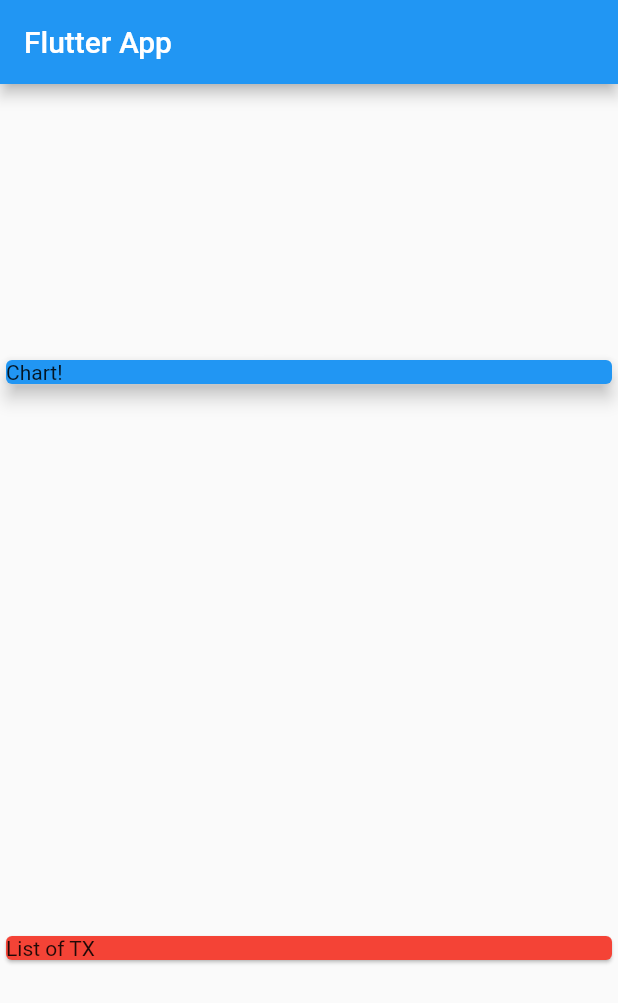
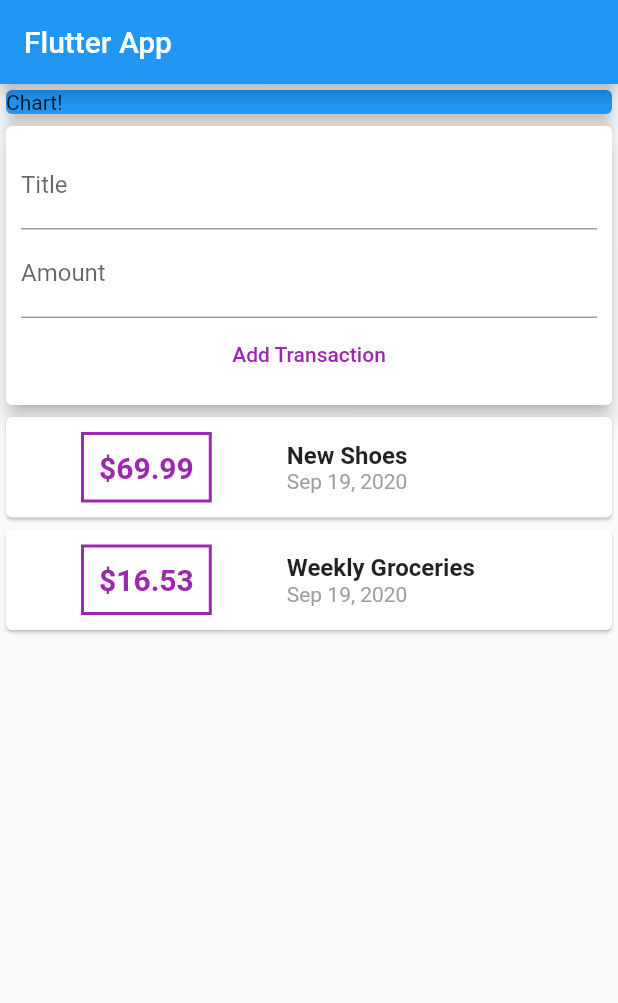
Before and after one commit to Reppinger/expense_planner, a Flutter app: the screen it shows after launch, on a phone screen of 412 x 824 dp. Shown: the top 1003 px of the screen. Run offline on Flutter 3.47's test engine with Material 2 defaults, Android fonts, the phone set to English and light mode, and no system bars.

Commit message:
Finished module 84

```diff
--- a/lib/main.dart
+++ b/lib/main.dart
@@ -1,4 +1,6 @@
+import './transaction.dart';
 import 'package:flutter/material.dart';
+import 'package:intl/intl.dart';
 
 void main() {
   runApp(MyApp());
@@ -15,6 +17,28 @@ class MyApp extends StatelessWidget {
 }
 
 class MyHomePage extends StatelessWidget {
+  final List<Transaction> transactions = [
+    Transaction(
+        id: 't1', title: 'New Shoes', amount: 69.99, date: DateTime.now()),
+    Transaction(
+        id: 't2',
+        title: 'Weekly Groceries',
+        amount: 16.53,
+        date: DateTime.now()),
+  ];
+  final titleController = TextEditingController();
+  final amountController = TextEditingController();
+
+  void addTransaction() {
+    // transactions.add(
+    //   Transaction(
+    //       id: 't${transactions.length}',
+    //       title: titleInput,
+    //       amount: double.parse(amountInput),
+    //       date: DateTime.now()),
+    // );
+  }
+
   @override
   Widget build(BuildContext context) {
     return Scaffold(
@@ -22,7 +46,7 @@ class MyHomePage extends StatelessWidget {
         title: Text('Flutter App'),
       ),
       body: Column(
-        mainAxisAlignment: MainAxisAlignment.spaceAround,
+        // mainAxisAlignment: MainAxisAlignment.spaceAround,
         crossAxisAlignment: CrossAxisAlignment.stretch,
         children: <Widget>[
           Container(
@@ -34,10 +58,77 @@ class MyHomePage extends StatelessWidget {
             ),
           ),
           Card(
-          color: Colors.red,
-          child: Text('List of TX'),
+            elevation: 5,
+            child: Container(
+              padding: EdgeInsets.all(10),
+              child: Column(
+                children: [
+                  TextField(
+                    decoration: InputDecoration(labelText: 'Title'),
+                    controller: titleController,
                   ),
-      ]),
+                  TextField(
+                    decoration: InputDecoration(labelText: 'Amount'),
+                    controller: amountController,
+                  ),
+                  FlatButton(
+                    child: Text('Add Transaction'),
+                    onPressed: () {},
+                    textColor: Colors.purple,
+                  )
+                ],
+              ),
+            ),
+          ),
+          Column(
+            children: transactions.map((tx) {
+              return Card(
+                child: Row(
+                  children: [
+                    Container(
+                      margin:
+                          EdgeInsets.symmetric(vertical: 10, horizontal: 50),
+                      decoration: BoxDecoration(
+                        border: Border.all(
+                          color: Colors.purple,
+                          width: 2,
+                        ),
+                      ),
+                      padding: EdgeInsets.all(10),
+                      child: Text(
+                        '\$${tx.amount}',
+                        style: TextStyle(
+                          fontWeight: FontWeight.bold,
+                          fontSize: 20,
+                          color: Colors.purple,
+                        ),
+                      ),
+                    ),
+                    Column(
+                      crossAxisAlignment: CrossAxisAlignment.start,
+                      children: [
+                        Text(
+                          tx.title,
+                          style: TextStyle(
+                            fontWeight: FontWeight.bold,
+                            fontSize: 16,
+                          ),
+                        ),
+                        Text(
+                          DateFormat.yMMMd().format(tx.date),
+                          style: TextStyle(
+                            color: Colors.grey,
+                          ),
+                        ),
+                      ],
+                    ),
+                  ],
+                ),
+              );
+            }).toList(),
+          ),
+        ],
+      ),
     );
   }
 }
--- /dev/null
+++ b/lib/transaction.dart
@@ -0,0 +1,14 @@
+import 'package:flutter/foundation.dart';
+
+class Transaction {
+  final String id;
+  final String title;
+  final double amount;
+  final DateTime date;
+
+  Transaction(
+      {@required this.id,
+      @required this.title,
+      @required this.amount,
+      @required this.date});
+}
--- a/pubspec.yaml
+++ b/pubspec.yaml
@@ -24,6 +24,7 @@ dependencies:
   flutter:
     sdk: flutter
 
+  intl: ^0.16.1
 
   # The following adds the Cupertino Icons font to your application.
   # Use with the CupertinoIcons class for iOS style icons.
```
Also changed, not shown: pubspec.lock, 2 other files. Lines whose indentation alone changed are shown as unchanged.
